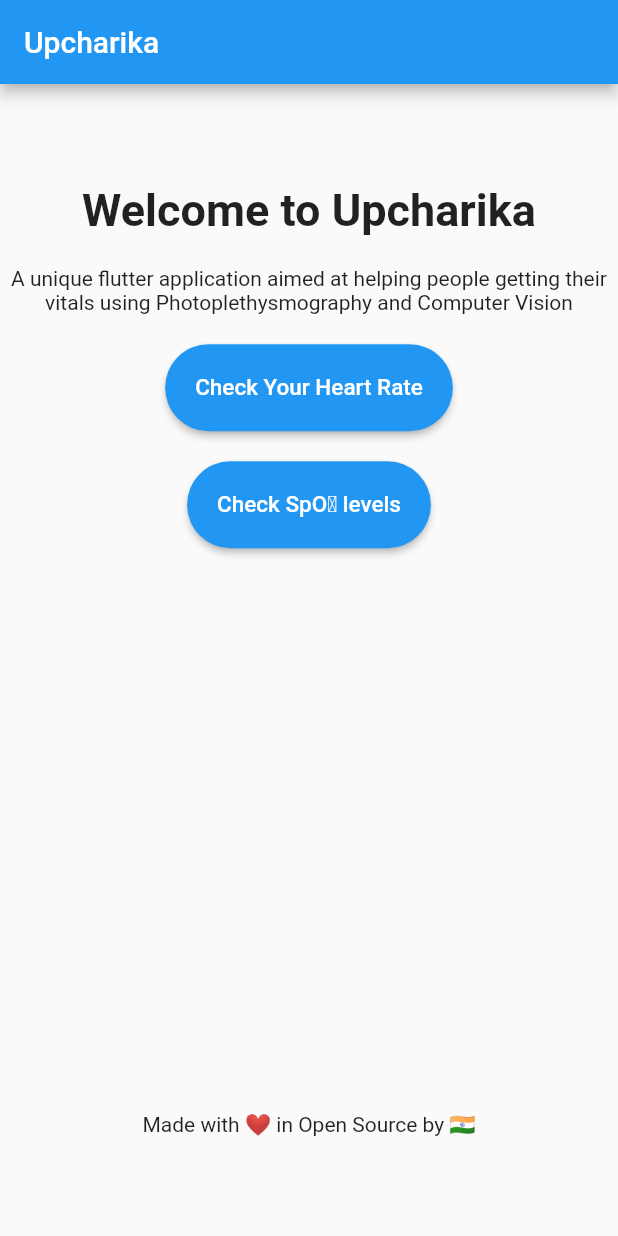
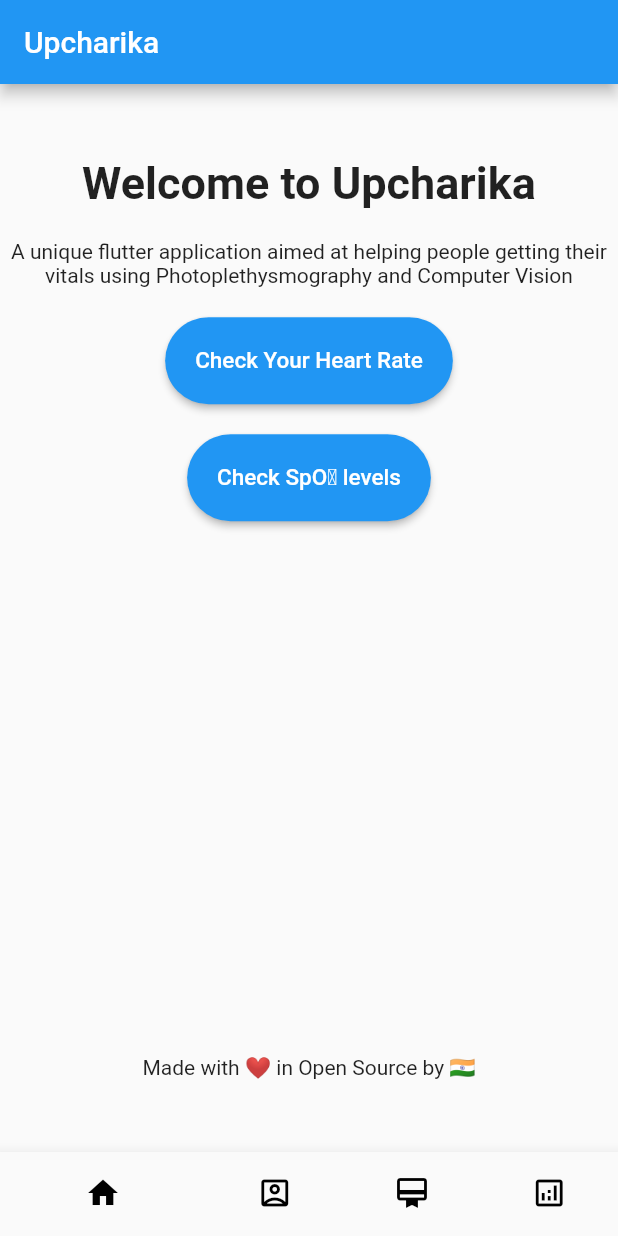
Before and after one commit to smaranjitghose/Upcharika, a Flutter app: the screen it shows after launch, on a phone screen of 412 x 824 dp. Run offline on Flutter 3.47's test engine with Material 2 defaults, Android fonts, the light colour scheme and no system bars; our stand-ins replace camera, charts_flutter, wakelock.

Commit message:
bottom navigation added

```diff
--- /dev/null
+++ b/lib/Dashboard.dart
@@ -0,0 +1,15 @@
+import 'package:flutter/material.dart';
+
+class Dashboard extends StatelessWidget {
+  @override
+  Widget build(BuildContext context) {
+    return MaterialApp(
+      debugShowCheckedModeBanner: false,
+        home: Scaffold(
+          body: Center(
+              child: Text('Add the contents of Dashboard here'),
+          ),
+        )
+    );
+  }
+}
--- /dev/null
+++ b/lib/HeartRate.dart
@@ -0,0 +1,15 @@
+import 'package:flutter/material.dart';
+
+class HeartRate extends StatelessWidget {
+  @override
+  Widget build(BuildContext context) {
+    return MaterialApp(
+      debugShowCheckedModeBanner: false,
+        home: Scaffold(
+          body: Center(
+            child: Text('Add the contents of HeartRate here'),
+          ),
+        )
+    );
+  }
+}
--- /dev/null
+++ b/lib/Home.dart
@@ -0,0 +1,102 @@
+import 'package:flutter/material.dart';
+import 'package:upcharika/homePage.dart';
+
+class MyHomePage extends StatefulWidget {
+  MyHomePage({Key key, this.title}) : super(key: key);
+  final String title;
+
+  @override
+  _MyHomePageState createState() => _MyHomePageState();
+}
+
+class _MyHomePageState extends State<MyHomePage> {
+  int _counter = 0;
+  String istapped = '';
+  void _incrementCounter() {
+    setState(() {
+      // This call to setState tells the Flutter framework that something has
+      // changed in this State, which causes it to rerun the build method below
+      // so that the display can reflect the updated values. If we changed
+      // _counter without calling setState(), then the build method would not be
+      // called again, and so nothing would appear to happen.
+      _counter++;
+    });
+  }
+
+  @override
+  Widget build(BuildContext context) {
+    return Scaffold(
+      body: Center(
+        child: Column(
+          mainAxisAlignment: MainAxisAlignment.center,
+          children: <Widget>[
+            Text("Welcome to Upcharika",
+                style: TextStyle(fontWeight: FontWeight.bold, fontSize: 30)),
+            SizedBox(
+              width: 20,
+              height: 20,
+            ),
+            Text(
+              "A unique flutter application aimed at helping people getting their vitals using Photoplethysmography and Computer Vision",
+              textAlign: TextAlign.center,
+            ),
+            SizedBox(
+              width: 20,
+              height: 20,
+            ),
+            MaterialButton(
+              shape: RoundedRectangleBorder(
+                  borderRadius: BorderRadius.circular(30)),
+              padding: const EdgeInsets.all(20),
+              textColor: Colors.white,
+              color: Colors.blue,
+              onPressed: () {
+                Navigator.push(
+                  context,
+                  MaterialPageRoute(builder: (context) => HomePage()),
+                );
+              },
+              child: Text(
+                'Check Your Heart Rate',
+                style: TextStyle(fontSize: 15),
+              ),
+            ),
+            SizedBox(
+              width: 20,
+              height: 20,
+            ),
+            MaterialButton(
+              shape: RoundedRectangleBorder(
+                  borderRadius: BorderRadius.circular(30)),
+              padding: const EdgeInsets.all(20),
+              textColor: Colors.white,
+              color: Colors.blue,
+              onPressed: () {
+                setState(() {
+                  istapped = 'Coming Soon.';
+                });
+              },
+              child: Text(
+                'Check SpO\u2082 levels',
+                style: TextStyle(fontSize: 15),
+              ),
+            ),
+            SizedBox(
+              width: 20,
+              height: 20,
+            ),
+            Text(
+              istapped,
+              textScaleFactor: 1,
+            ),
+            SizedBox(
+              width: 340,
+              height: 320,
+            ),
+            Text("Made with ❤️ in Open Source by 🇮🇳")
+          ],
+        ),
+      ),
+    );
+  }
+}
--- /dev/null
+++ b/lib/level.dart
@@ -0,0 +1,15 @@
+import 'package:flutter/material.dart';
+
+class level extends StatelessWidget {
+  @override
+  Widget build(BuildContext context) {
+    return MaterialApp(
+      debugShowCheckedModeBanner: false,
+        home: Scaffold(
+          body: Center(
+            child: Text('Add the contents of Spo2 levels here'),
+          ),
+        )
+    );
+  }
+}
--- a/lib/main.dart
+++ b/lib/main.dart
@@ -1,5 +1,9 @@
 import 'package:flutter/material.dart';
+import 'package:upcharika/Dashboard.dart';
+import 'package:upcharika/HeartRate.dart';
+import 'package:upcharika/Home.dart';
 import 'package:upcharika/homePage.dart';
+import 'package:upcharika/level.dart';
 
 void main() {
   runApp(MyApp());
@@ -13,30 +17,30 @@ class MyApp extends StatelessWidget {
       theme: ThemeData(
         primarySwatch: Colors.blue,
       ),
-      home: MyHomePage(title: 'Upcharika'),
+      debugShowCheckedModeBanner: false,
+      home: BottomNavbar(),
     );
   }
 }
 
-class MyHomePage extends StatefulWidget {
-  MyHomePage({Key key, this.title}) : super(key: key);
-  final String title;
-
+// ------------------this class is for bottom navigation------------
+class BottomNavbar extends StatefulWidget {
   @override
-  _MyHomePageState createState() => _MyHomePageState();
+  _BottomNavbarState createState() => _BottomNavbarState();
 }
 
-class _MyHomePageState extends State<MyHomePage> {
-  int _counter = 0;
-  String istapped = '';
-  void _incrementCounter() {
+class _BottomNavbarState extends State<BottomNavbar> {
+  int _currentIndex = 0;
+  final List<Widget> _children = [
+    MyHomePage(),
+    Dashboard(),
+    HeartRate(),
+    level(),
+  ];
+
+  void onTappedBar(int index) {
     setState(() {
-      // This call to setState tells the Flutter framework that something has
-      // changed in this State, which causes it to rerun the build method below
-      // so that the display can reflect the updated values. If we changed
-      // _counter without calling setState(), then the build method would not be
-      // called again, and so nothing would appear to happen.
-      _counter++;
+      _currentIndex = index;
     });
   }
 
@@ -44,78 +48,43 @@ class _MyHomePageState extends State<MyHomePage> {
   Widget build(BuildContext context) {
     return Scaffold(
       appBar: AppBar(
-        title: Text(widget.title),
+        title: Text('Upcharika'),
       ),
-      body: Center(
-        child: Column(
-          mainAxisAlignment: MainAxisAlignment.center,
-          children: <Widget>[
-            Text("Welcome to Upcharika",
-                style: TextStyle(fontWeight: FontWeight.bold, fontSize: 30)),
-            SizedBox(
-              width: 20,
-              height: 20,
+      body: _children[_currentIndex],
+      bottomNavigationBar: BottomNavigationBar(
+        onTap: onTappedBar,
+        currentIndex: _currentIndex,
+        backgroundColor: Colors.blue,
+        showSelectedLabels: false,
+        showUnselectedLabels: false,
+        items: [
+          BottomNavigationBarItem(
+            label: 'Dashboard',
+            icon: Icon(
+                Icons.home, color:
+                Colors.black),
+          ),
+          BottomNavigationBarItem(
+            label: 'Dashboard',
+            icon: Icon(
+                Icons.account_box_outlined,
+                color: Colors.black),
+          ),
+          BottomNavigationBarItem(
+            label: 'Heart Rate',
+            icon: Icon(
+              Icons.wallet_membership,
+              color: Colors.black,
             ),
-            Text(
-              "A unique flutter application aimed at helping people getting their vitals using Photoplethysmography and Computer Vision",
-              textAlign: TextAlign.center,
+          ),
+          BottomNavigationBarItem(
+            label: 'Spo2 level',
+            icon: Icon(
+              Icons.analytics_outlined,
+              color: Colors.black,
             ),
-            SizedBox(
-              width: 20,
-              height: 20,
-            ),
-            MaterialButton(
-              shape: RoundedRectangleBorder(
-                  borderRadius: BorderRadius.circular(30)),
-              padding: const EdgeInsets.all(20),
-              textColor: Colors.white,
-              color: Colors.blue,
-              onPressed: () {
-                Navigator.push(
-                  context,
-                  MaterialPageRoute(builder: (context) => HomePage()),
-                );
-              },
-              child: Text(
-                'Check Your Heart Rate',
-                style: TextStyle(fontSize: 15),
-              ),
-            ),
-            SizedBox(
-              width: 20,
-              height: 20,
-            ),
-            MaterialButton(
-              shape: RoundedRectangleBorder(
-                  borderRadius: BorderRadius.circular(30)),
-              padding: const EdgeInsets.all(20),
-              textColor: Colors.white,
-              color: Colors.blue,
-              onPressed: () {
-                setState(() {
-                  istapped = 'Coming Soon.';
-                });
-              },
-              child: Text(
-                'Check SpO\u2082 levels',
-                style: TextStyle(fontSize: 15),
-              ),
-            ),
-            SizedBox(
-              width: 20,
-              height: 20,
-            ),
-            Text(
-              istapped,
-              textScaleFactor: 1,
-            ),
-            SizedBox(
-              width: 340,
-              height: 340,
-            ),
-            Text("Made with ❤️ in Open Source by 🇮🇳")
-          ],
-        ),
+          ),
+        ],
       ),
     );
   }
```
Also changed, not shown: 2 other files.
